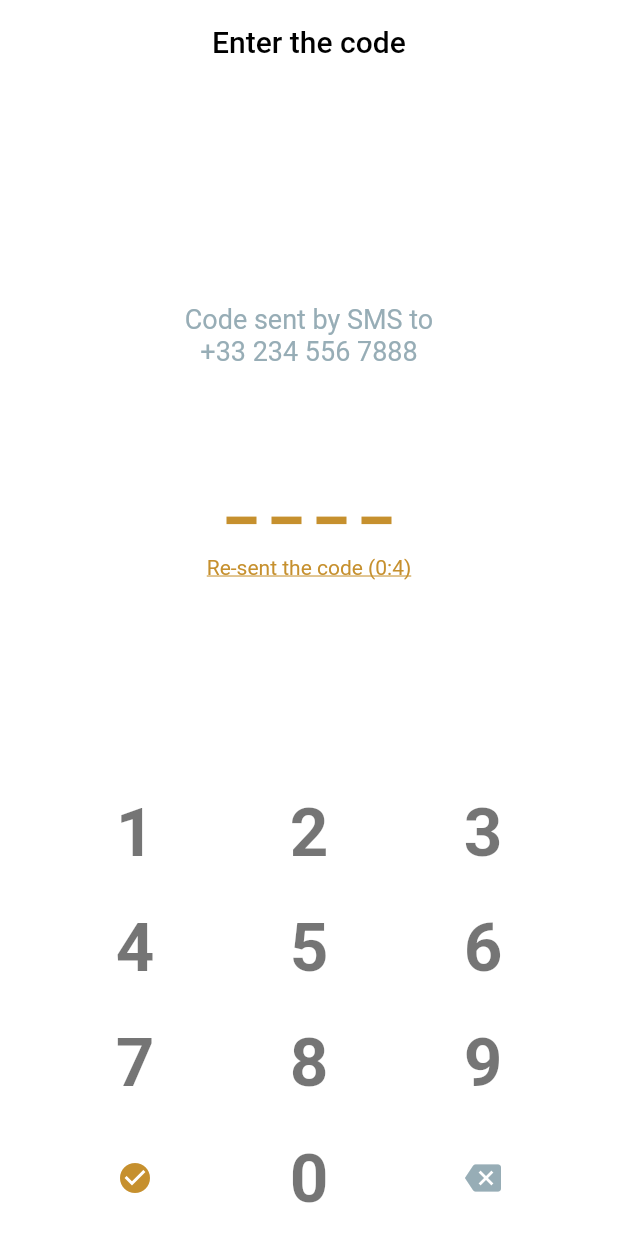
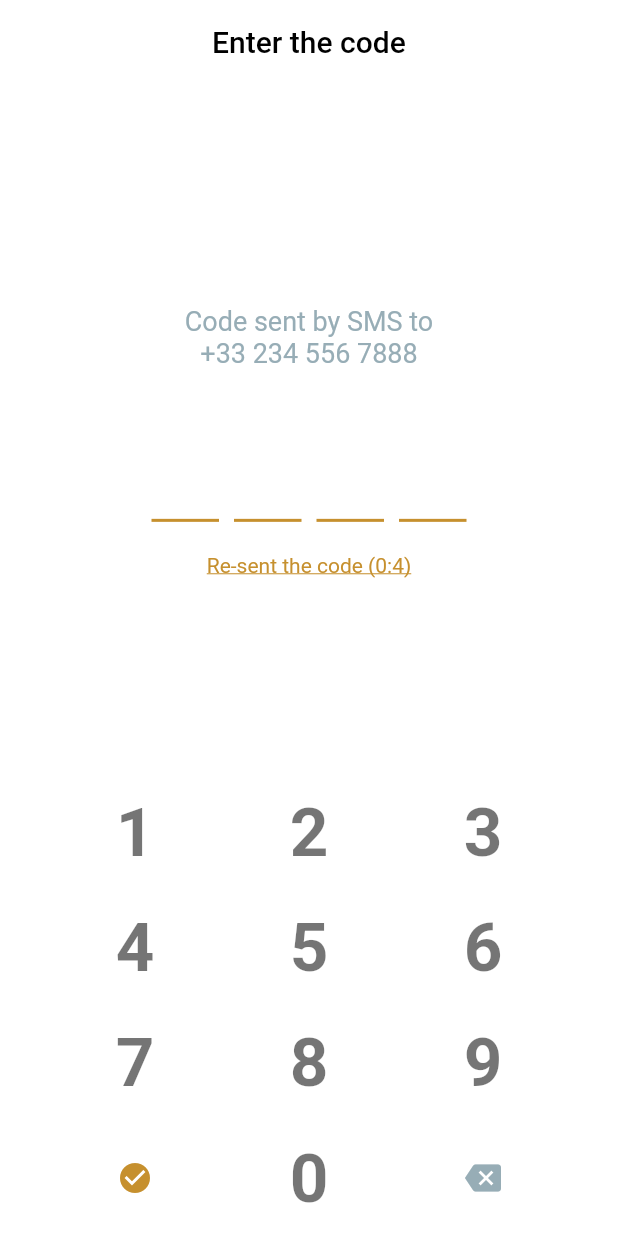
Before and after one commit to maelfosso/andi-taxi-mobile-app, a Flutter app: the SignCode screen opened directly, on a phone screen of 412 x 824 dp. Run offline on Flutter 3.47's test engine with Material 2 defaults, Android fonts, the phone set to English and light mode, and no system bars.

Commit message:
fixing some design issues

```diff
--- a/lib/ui/sign_code.dart
+++ b/lib/ui/sign_code.dart
@@ -77,10 +77,11 @@ class _SignCode extends State<SignCode> {
         mainAxisAlignment: MainAxisAlignment.center,
         crossAxisAlignment: CrossAxisAlignment.center,
         children: List<Widget>.generate(_digits.length, (index) => Container(
+          width: 45.0,
           decoration: BoxDecoration(
             border: Border(
               bottom: BorderSide(
-                width: 5.0,
+                width: 2.0,
                 color: Color(0xFFC6902E)
               )
             )
@@ -144,7 +145,6 @@ class _SignCode extends State<SignCode> {
           mainAxisAlignment: MainAxisAlignment.spaceAround,
           children: List.generate(3, (j) {
             var index = i*3 + j;
-            print("$index, ${(index + 1) % 10}");
 
             if (index == 11) {
               return Expanded(
```
